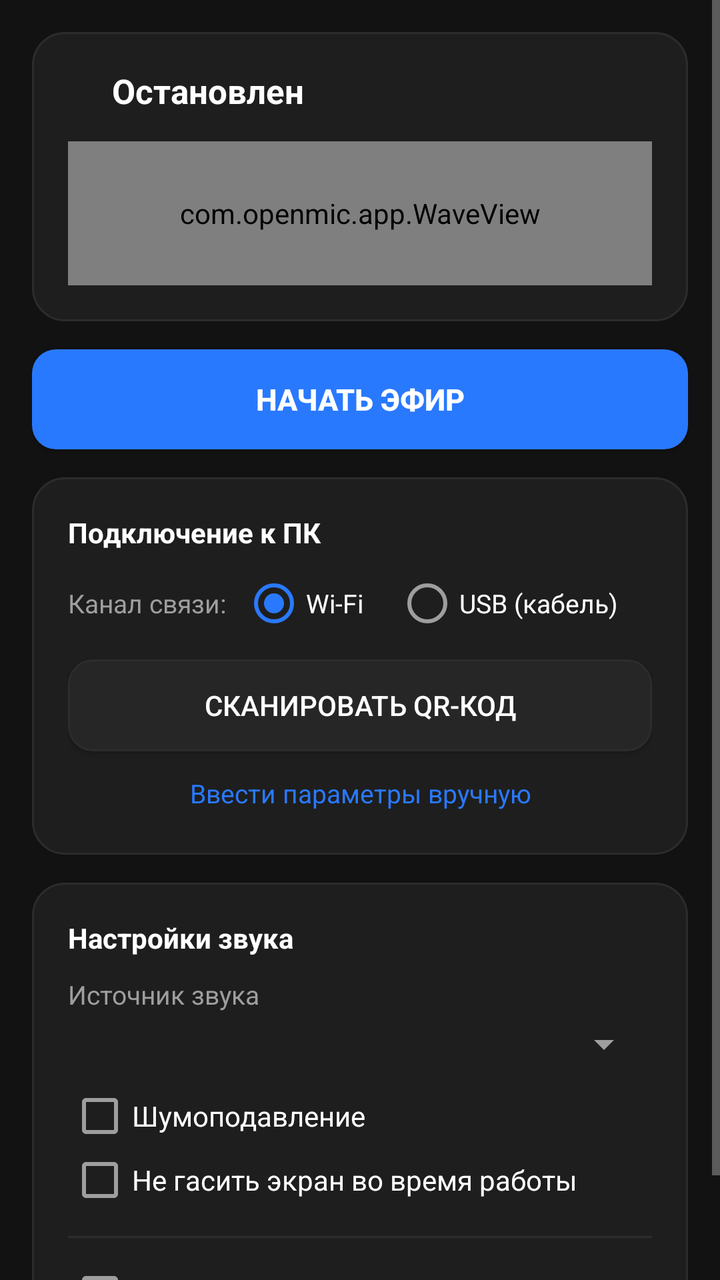
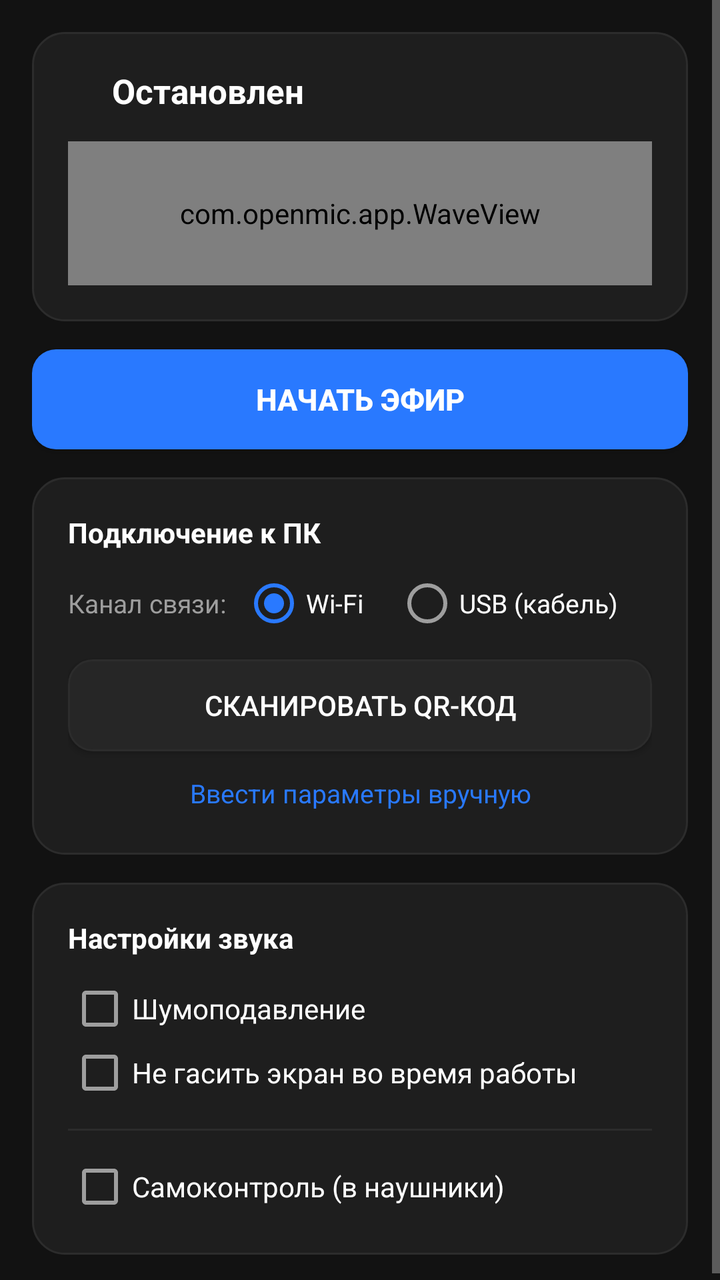

Two renders of the same Android screen: before a commit and after it. Below are the layout's source before the change and the commit's diff.
<!-- AndroidManifest.xml: application theme AppTheme -->
<!-- res/layout/activity_main.xml -->
<?xml version="1.0" encoding="utf-8"?>
<ScrollView xmlns:android="http://schemas.android.com/apk/res/android"
    android:id="@+id/rootScroll"
    android:layout_width="match_parent"
    android:layout_height="match_parent"
    android:background="@color/bg_dark"
    android:fillViewport="true">

    <LinearLayout
        android:id="@+id/mainLayout"
        android:orientation="vertical"
        android:padding="16dp"
        android:animateLayoutChanges="true"
        android:layout_width="match_parent"
        android:layout_height="wrap_content">

        
        <LinearLayout
            android:orientation="vertical"
            android:background="@drawable/bg_card"
            android:padding="18dp"
            android:layout_width="match_parent"
            android:layout_height="wrap_content">

            <LinearLayout
                android:orientation="horizontal"
                android:gravity="center_vertical"
                android:layout_width="match_parent"
                android:layout_height="wrap_content">

                <View
                    android:id="@+id/dot"
                    android:layout_width="12dp"
                    android:layout_height="12dp"
                    android:layout_marginEnd="10dp" />

                <TextView
                    android:id="@+id/state"
                    android:text="Остановлен"
                    android:textColor="@color/text_primary"
                    android:textSize="17sp"
                    android:textStyle="bold"
                    android:layout_weight="1"
                    android:layout_width="0dp"
                    android:layout_height="wrap_content" />

                <ProgressBar
                    android:id="@+id/spinner"
                    android:indeterminate="true"
                    android:visibility="gone"
                    android:layout_width="20dp"
                    android:layout_height="20dp" />
            </LinearLayout>

            
            <TextView
                android:id="@+id/onAirTarget"
                android:text="ПК: 192.168.1.60:59100"
                android:textColor="@color/text_secondary"
                android:textSize="13sp"
                android:visibility="gone"
                android:layout_marginTop="4dp"
                android:layout_marginStart="22dp"
                android:layout_width="match_parent"
                android:layout_height="wrap_content" />

            
            <com.openmic.app.WaveView
                android:id="@+id/level"
                android:layout_width="match_parent"
                android:layout_height="72dp"
                android:layout_marginTop="14dp" />
        </LinearLayout>

        
        <Button
            android:id="@+id/start"
            android:text="Начать эфир"
            android:textColor="#FFFFFF"
            android:textSize="15sp"
            android:textStyle="bold"
            android:background="@drawable/btn_primary"
            android:layout_marginTop="14dp"
            android:layout_width="match_parent"
            android:layout_height="50dp" />

        <Button
            android:id="@+id/stop"
            android:text="Остановить эфир"
            android:textColor="#FFFFFF"
            android:textSize="15sp"
            android:textStyle="bold"
            android:background="@drawable/btn_danger"
            android:visibility="gone"
            android:layout_marginTop="14dp"
            android:layout_width="match_parent"
            android:layout_height="50dp" />

        
        <LinearLayout
            android:id="@+id/connectionSection"
            android:orientation="vertical"
            android:background="@drawable/bg_card"
            android:padding="18dp"
            android:layout_marginTop="14dp"
            android:layout_width="match_parent"
            android:layout_height="wrap_content">

            <TextView
                android:text="Подключение к ПК"
                android:textColor="@color/text_primary"
                android:textSize="14sp"
                android:textStyle="bold"
                android:layout_width="match_parent"
                android:layout_height="wrap_content" />

            
            <LinearLayout
                android:orientation="horizontal"
                android:layout_marginTop="10dp"
                android:gravity="center_vertical"
                android:layout_width="match_parent"
                android:layout_height="wrap_content">

                <TextView
                    android:text="Канал связи:"
                    android:textColor="@color/text_secondary"
                    android:textSize="13sp"
                    android:layout_width="wrap_content"
                    android:layout_height="wrap_content" />

                <RadioGroup
                    android:id="@+id/transportGroup"
                    android:orientation="horizontal"
                    android:layout_marginStart="8dp"
                    android:layout_width="match_parent"
                    android:layout_height="wrap_content">

                    <RadioButton
                        android:id="@+id/rbWifi"
                        android:text="Wi-Fi"
                        android:checked="true"
                        android:textSize="13sp"
                        android:layout_width="wrap_content"
                        android:layout_height="wrap_content" />

                    <RadioButton
                        android:id="@+id/rbUsb"
                        android:text="USB (кабель)"
                        android:textSize="13sp"
                        android:layout_marginStart="16dp"
                        android:layout_width="wrap_content"
                        android:layout_height="wrap_content" />
                </RadioGroup>
            </LinearLayout>

            <Button
                android:id="@+id/scan"
                android:text="Сканировать QR-код"
                android:textColor="@color/text_primary"
                android:background="@drawable/btn_secondary"
                android:layout_marginTop="12dp"
                android:layout_width="match_parent"
                android:layout_height="46dp" />

            <TextView
                android:id="@+id/toggleManual"
                android:text="Ввести параметры вручную"
                android:textColor="@color/accent_blue"
                android:textSize="13sp"
                android:paddingTop="12dp"
                android:paddingBottom="4dp"
                android:gravity="center"
                android:layout_width="match_parent"
                android:layout_height="wrap_content" />

            <LinearLayout
                android:id="@+id/manualFields"
                android:orientation="vertical"
                android:visibility="gone"
                android:layout_marginTop="8dp"
                android:layout_width="match_parent"
                android:layout_height="wrap_content">

                <EditText
                    android:id="@+id/ip"
                    android:hint="IP ПК (напр. 192.168.1.60)"
                    android:textColorHint="@color/text_secondary"
                    android:textSize="14sp"
                    android:layout_width="match_parent"
                    android:layout_height="wrap_content" />

                <EditText
                    android:id="@+id/port"
                    android:hint="Порт (59100)"
                    android:textColorHint="@color/text_secondary"
                    android:inputType="number"
                    android:textSize="14sp"
                    android:layout_width="match_parent"
                    android:layout_height="wrap_content" />

                <EditText
                    android:id="@+id/token"
                    android:hint="Токен сопряжения"
                    android:textColorHint="@color/text_secondary"
                    android:textSize="14sp"
                    android:layout_width="match_parent"
                    android:layout_height="wrap_content" />
            </LinearLayout>
        </LinearLayout>

        
        <LinearLayout
            android:orientation="vertical"
            android:background="@drawable/bg_card"
            android:padding="18dp"
            android:layout_marginTop="14dp"
            android:layout_width="match_parent"
            android:layout_height="wrap_content">

            <TextView
                android:text="Настройки звука"
                android:textColor="@color/text_primary"
                android:textSize="14sp"
                android:textStyle="bold"
                android:layout_width="match_parent"
                android:layout_height="wrap_content" />

            <TextView
                android:text="Источник звука"
                android:textColor="@color/text_secondary"
                android:textSize="13sp"
                android:layout_marginTop="10dp"
                android:layout_width="match_parent"
                android:layout_height="wrap_content" />

            <Spinner
                android:id="@+id/source"
                android:layout_marginTop="4dp"
                android:layout_width="match_parent"
                android:layout_height="wrap_content" />

            <CheckBox
                android:id="@+id/ns"
                android:text="Шумоподавление"
                android:layout_marginTop="8dp"
                android:layout_width="match_parent"
                android:layout_height="wrap_content" />

            <CheckBox
                android:id="@+id/keepScreen"
                android:text="Не гасить экран во время работы"
                android:layout_width="match_parent"
                android:layout_height="wrap_content" />

            <View
                android:background="@color/card_stroke"
                android:layout_marginTop="12dp"
                android:layout_marginBottom="12dp"
                android:layout_width="match_parent"
                android:layout_height="1dp" />

            <CheckBox
                android:id="@+id/monitor"
                android:checked="false"
                android:text="Самоконтроль (в наушники)"
                android:layout_width="match_parent"
                android:layout_height="wrap_content" />

            <LinearLayout
                android:id="@+id/monitorSettings"
                android:orientation="vertical"
                android:visibility="gone"
                android:layout_width="match_parent"
                android:layout_height="wrap_content">

                <TextView
                    android:id="@+id/volLabel"
                    android:text="Громкость наушников: 70%"
                    android:textColor="@color/text_secondary"
                    android:textSize="13sp"
                    android:layout_marginTop="6dp"
                    android:layout_width="match_parent"
                    android:layout_height="wrap_content" />

                <SeekBar
                    android:id="@+id/monitorVol"
                    android:max="100"
                    android:layout_marginTop="4dp"
                    android:layout_width="match_parent"
                    android:layout_height="wrap_content" />

                <TextView
                    android:text="Задержка через Bluetooth составляет 150–300 мс. Во избежание акустической обратной связи не включайте без наушников."
                    android:textColor="@color/text_secondary"
                    android:textSize="11sp"
                    android:lineSpacingExtra="2dp"
                    android:layout_marginTop="6dp"
                    android:layout_width="match_parent"
                    android:layout_height="wrap_content" />
            </LinearLayout>
        </LinearLayout>

    </LinearLayout>
</ScrollView>
<!-- resources referenced by this layout -->
<resources>
  <color name="accent_blue">#2979FF</color>
  <color name="bg_dark">#121212</color>
  <color name="card_stroke">#2C2C2C</color>
  <color name="text_primary">#FFFFFF</color>
  <color name="text_secondary">#9E9E9E</color>
  <!-- drawable bg_card (drawable) -->
  <?xml version="1.0" encoding="utf-8"?>
  <shape xmlns:android="http://schemas.android.com/apk/res/android"
      android:shape="rectangle">
      <solid android:color="@color/card_dark" />
      <corners android:radius="16dp" />
      <stroke
          android:width="1dp"
          android:color="@color/card_stroke" />
  </shape>
  <!-- drawable btn_danger (drawable) -->
  <?xml version="1.0" encoding="utf-8"?>
  <shape xmlns:android="http://schemas.android.com/apk/res/android"
      android:shape="rectangle">
      <solid android:color="@color/accent_red" />
      <corners android:radius="12dp" />
  </shape>
  <!-- drawable btn_primary (drawable) -->
  <?xml version="1.0" encoding="utf-8"?>
  <shape xmlns:android="http://schemas.android.com/apk/res/android"
      android:shape="rectangle">
      <solid android:color="@color/accent_blue" />
      <corners android:radius="12dp" />
  </shape>
  <!-- drawable btn_secondary (drawable) -->
  <?xml version="1.0" encoding="utf-8"?>
  <shape xmlns:android="http://schemas.android.com/apk/res/android"
      android:shape="rectangle">
      <solid android:color="#262626" />
      <corners android:radius="12dp" />
      <stroke android:width="1dp" android:color="@color/card_stroke" />
  </shape>
  <style name="AppTheme" parent="@android:style/Theme.Material.NoActionBar">
          <item name="android:windowBackground">@color/bg_dark</item>
          <item name="android:textColor">@color/text_primary</item>
          <item name="android:textColorSecondary">@color/text_secondary</item>
          <item name="android:colorAccent">@color/accent_blue</item>
          <item name="android:statusBarColor">@color/bg_dark</item>
          <item name="android:navigationBarColor">@color/bg_dark</item>
      </style>
  <color name="card_dark">#1E1E1E</color>
  <color name="accent_red">#FF5252</color>
</resources>

<!-- the commit's change to res/layout/activity_main.xml (unified diff, before → after) -->
@@ -226,24 +226,10 @@
                 android:layout_width="match_parent"
                 android:layout_height="wrap_content" />
 
-            <TextView
-                android:text="Источник звука"
-                android:textColor="@color/text_secondary"
-                android:textSize="13sp"
-                android:layout_marginTop="10dp"
-                android:layout_width="match_parent"
-                android:layout_height="wrap_content" />
-
-            <Spinner
-                android:id="@+id/source"
-                android:layout_marginTop="4dp"
-                android:layout_width="match_parent"
-                android:layout_height="wrap_content" />
-
             <CheckBox
                 android:id="@+id/ns"
                 android:text="Шумоподавление"
-                android:layout_marginTop="8dp"
+                android:layout_marginTop="10dp"
                 android:layout_width="match_parent"
                 android:layout_height="wrap_content" />
 
